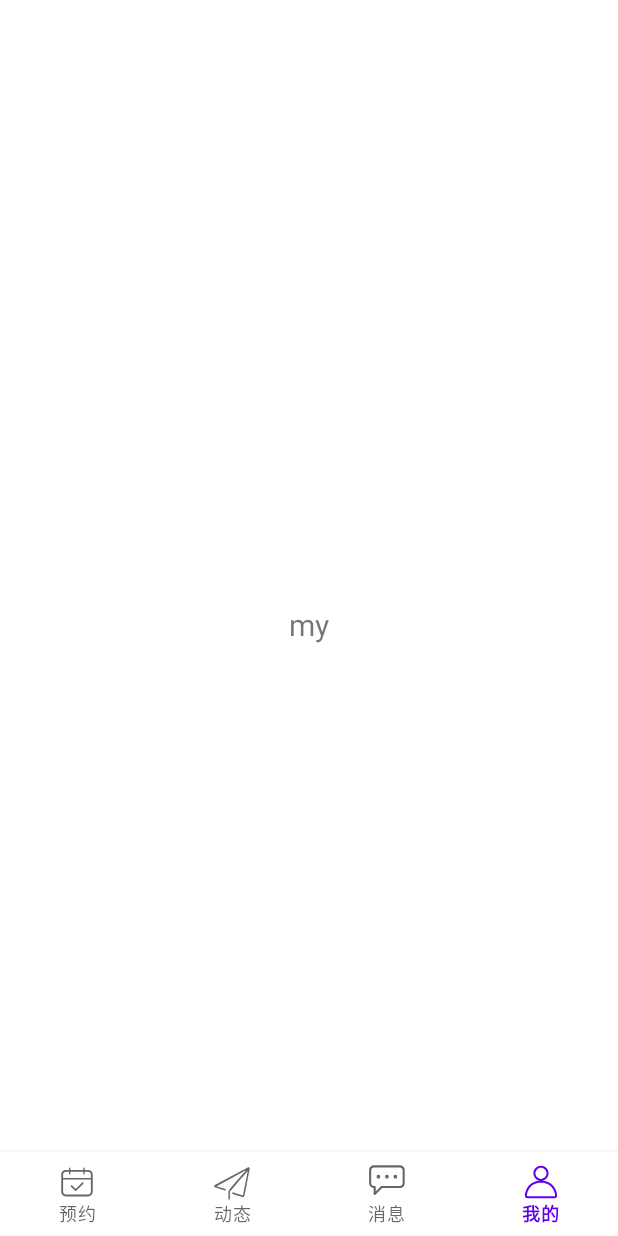
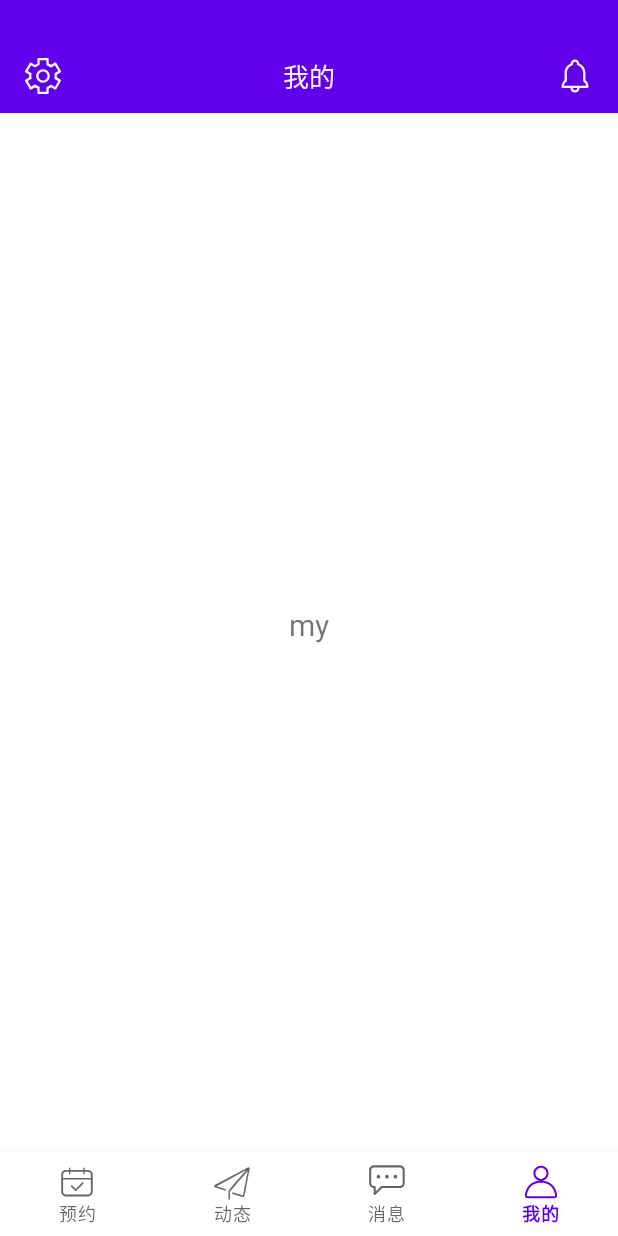
Before and after one commit to hestyle/book_stadium_online_app, an Android app: the MyFragment screen opened through its navigation route, on a phone screen of 412 x 824 dp. Run offline under Robolectric (Android 15) with nearby library versions, the phone set to English and light mode, and no system bars; our stand-ins replace navigation-ui.

Commit message:
feat：完成“我的”页面navigation bar的绘制

```diff
--- a/app/src/main/java/cn/edu/hestyle/bookstadiumonline/ui/my/MyFragment.java
+++ b/app/src/main/java/cn/edu/hestyle/bookstadiumonline/ui/my/MyFragment.java
@@ -1,22 +1,62 @@
 package cn.edu.hestyle.bookstadiumonline.ui.my;
 
+import android.graphics.Color;
 import android.os.Bundle;
 import android.view.LayoutInflater;
 import android.view.View;
 import android.view.ViewGroup;
+import android.widget.ImageButton;
 import android.widget.TextView;
 
 import androidx.annotation.NonNull;
+import androidx.constraintlayout.widget.ConstraintLayout;
 import androidx.fragment.app.Fragment;
 import cn.edu.hestyle.bookstadiumonline.R;
 
 public class MyFragment extends Fragment {
+    private View rootView;
 
     public View onCreateView(@NonNull LayoutInflater inflater,
                              ViewGroup container, Bundle savedInstanceState) {
-        View root = inflater.inflate(R.layout.fragment_my, container, false);
-        TextView textView = root.findViewById(R.id.text_my);
+        this.rootView = inflater.inflate(R.layout.fragment_my, container, false);
+        // 设置navigationBar
+        this.navigationBarInit();
+
+        TextView textView = this.rootView.findViewById(R.id.text_my);
         textView.setText("my");
-        return root;
+        return this.rootView;
+    }
+
+    /**
+     * 设置navigationBar
+     */
+    private void navigationBarInit() {
+        ConstraintLayout commonTitleConstraintLayout = this.rootView.findViewById(R.id.common_navigation_bar);
+        // 设置title
+        TextView titleTextView = this.rootView.findViewById(R.id.titleTextView);
+        titleTextView.setText("我的");
+        // 设置left setting
+        ImageButton leftSettingImageButton = new ImageButton(getActivity());
+        leftSettingImageButton.setBackgroundColor(Color.TRANSPARENT);
+        leftSettingImageButton.setImageResource(R.drawable.ic_setting_24dp);
+        ConstraintLayout.LayoutParams leftSettingLayoutParams = new ConstraintLayout.LayoutParams(56, 56);
+        leftSettingLayoutParams.leftMargin = 15;
+        leftSettingLayoutParams.startToStart = R.id.common_navigation_bar;
+        leftSettingLayoutParams.topToTop = R.id.common_navigation_bar;
+        leftSettingLayoutParams.bottomToBottom = R.id.common_navigation_bar;
+        leftSettingImageButton.setLayoutParams(leftSettingLayoutParams);
+        // 设置right announcement
+        ImageButton rightAnnouncementImageButton = new ImageButton(getActivity());
+        rightAnnouncementImageButton.setBackgroundColor(Color.TRANSPARENT);
+        rightAnnouncementImageButton.setImageResource(R.drawable.ic_announcement_24dp);
+        ConstraintLayout.LayoutParams rightAnnouncementLayoutParams = new ConstraintLayout.LayoutParams(56, 56);
+        rightAnnouncementLayoutParams.rightMargin = 15;
+        rightAnnouncementLayoutParams.endToEnd = R.id.common_navigation_bar;
+        rightAnnouncementLayoutParams.topToTop = R.id.common_navigation_bar;
+        rightAnnouncementLayoutParams.bottomToBottom = R.id.common_navigation_bar;
+        rightAnnouncementImageButton.setLayoutParams(rightAnnouncementLayoutParams);
+        // 添加到common_title
+        commonTitleConstraintLayout.addView(leftSettingImageButton);
+        commonTitleConstraintLayout.addView(rightAnnouncementImageButton);
     }
 }
--- /dev/null
+++ b/app/src/main/res/drawable/ic_announcement_24dp.xml
@@ -0,0 +1,8 @@
+<vector xmlns:android="http://schemas.android.com/apk/res/android"
+    android:width="24dp"
+    android:height="24dp"
+    android:viewportHeight="1024"
+    android:viewportWidth="1024">
+    <path android:fillColor="#FFFFFF"
+        android:pathData="M512,42.67c63.64,0 116.29,50.43 120.68,114.01 103.13,46.06 175.55,149.12 175.55,269.7v203.31C867.48,677.95 896,741.53 896,820.46c0,17.56 -15.36,32.9 -32.92,32.9L640,853.35l-0.09,4.8A128,128 0,0 1,384 853.33L160.92,853.33C143.36,853.33 128,837.97 128,820.44c0,-76.74 28.52,-142.51 87.77,-190.74v-203.31c0,-120.62 72.43,-223.66 175.55,-269.72C395.71,93.1 448.36,42.67 512,42.67zM576,853.35L448,853.33l0.11,3.75A64,64 0,0 0,576 853.35zM512,106.67c-29.53,0 -54.74,23.91 -56.83,54.42l-2.65,38.36 -35.11,15.68c-83.07,37.08 -137.64,119.1 -137.64,211.24v233.75l-23.59,19.2c-35.14,28.61 -55.74,65.17 -62.08,110.02h635.9l-1.07,-7.08c-7.21,-41.96 -27.2,-75.31 -61.1,-102.93l-23.59,-19.2L744.23,426.37c0,-92.16 -54.57,-174.17 -137.64,-211.24l-35.11,-15.68 -2.65,-38.36C566.74,130.58 541.53,106.67 512,106.67z"/>
+</vector>
--- /dev/null
+++ b/app/src/main/res/drawable/ic_setting_24dp.xml
@@ -0,0 +1,10 @@
+<vector xmlns:android="http://schemas.android.com/apk/res/android"
+    android:width="24dp"
+    android:height="24dp"
+    android:viewportHeight="1024"
+    android:viewportWidth="1024">
+    <path android:fillColor="#FFFFFF"
+        android:pathData="M512.26,704c-108.8,0 -192,-83.2 -192,-192s83.2,-192 192,-192 192,83.2 192,192 -83.2,192 -192,192zM512.26,384c-70.4,0 -128,57.6 -128,128s57.6,128 128,128 128,-57.6 128,-128 -57.6,-128 -128,-128z"/>
+    <path android:fillColor="#FFFFFF"
+        android:pathData="M640.26,1024L384.26,1024c-19.2,0 -32,-12.8 -32,-32v-121.6c-25.6,-12.8 -51.2,-25.6 -70.4,-38.4l-102.4,64c-12.8,6.4 -32,6.4 -44.8,-12.8l-128,-224C-6.14,640 0.26,620.8 19.46,614.4l102.4,-64v-76.8l-102.4,-64C0.26,403.2 -6.14,384 6.66,364.8l128,-224c6.4,-12.8 25.6,-19.2 44.8,-6.4l102.4,64c19.2,-12.8 44.8,-32 70.4,-38.4L352.26,32c0,-19.2 12.8,-32 32,-32h256c19.2,0 32,12.8 32,32v121.6c25.6,12.8 51.2,25.6 70.4,38.4l102.4,-64c12.8,-6.4 32,-6.4 44.8,12.8l128,224c12.8,19.2 6.4,38.4 -12.8,44.8l-102.4,64v76.8l102.4,64c12.8,6.4 19.2,25.6 12.8,44.8l-128,224c-6.4,12.8 -25.6,19.2 -44.8,12.8l-102.4,-64c-19.2,12.8 -44.8,32 -70.4,38.4L672.26,992c0,19.2 -12.8,32 -32,32zM416.26,960h192v-108.8c0,-12.8 6.4,-25.6 19.2,-32 32,-12.8 64,-32 89.6,-51.2 12.8,-6.4 25.6,-6.4 38.4,0l96,57.6 96,-166.4 -96,-57.6c-12.8,-12.8 -19.2,-25.6 -12.8,-38.4 0,-19.2 6.4,-32 6.4,-51.2s0,-32 -6.4,-51.2c0,-12.8 6.4,-25.6 12.8,-32l96,-57.6 -96,-166.4 -96,57.6c-12.8,6.4 -25.6,6.4 -38.4,0 -25.6,-19.2 -57.6,-38.4 -89.6,-51.2 -12.8,-12.8 -19.2,-25.6 -19.2,-38.4L608.26,64L416.26,64v108.8c0,12.8 -6.4,25.6 -19.2,32 -32,12.8 -64,32 -89.6,51.2 -12.8,6.4 -25.6,6.4 -38.4,0l-96,-51.2 -96,166.4 96,57.6c12.8,6.4 19.2,19.2 12.8,32 0,19.2 -6.4,32 -6.4,51.2 0,19.2 0,32 6.4,51.2 6.4,12.8 0,25.6 -12.8,32l-96,57.6 96,166.4 96,-57.6c12.8,-6.4 25.6,-6.4 38.4,0 25.6,19.2 57.6,38.4 89.6,51.2 12.8,6.4 19.2,19.2 19.2,32L416.26,960z"/>
+</vector>
--- a/app/src/main/res/layout/fragment_book.xml
+++ b/app/src/main/res/layout/fragment_book.xml
@@ -6,7 +6,7 @@
     android:layout_height="match_parent"
     tools:context=".ui.book.BookFragment">
 
-    <include layout="@layout/include_common_title"/>
+    <include layout="@layout/include_return_navigation_bar"/>
 
     <TextView
         android:id="@+id/text_book"
--- a/app/src/main/res/layout/fragment_my.xml
+++ b/app/src/main/res/layout/fragment_my.xml
@@ -5,6 +5,8 @@
     android:layout_width="match_parent"
     android:layout_height="match_parent"
     tools:context=".ui.my.MyFragment">
+
+    <include layout="@layout/include_common_navigation_bar"/>
 
     <TextView
         android:id="@+id/text_my"
```
